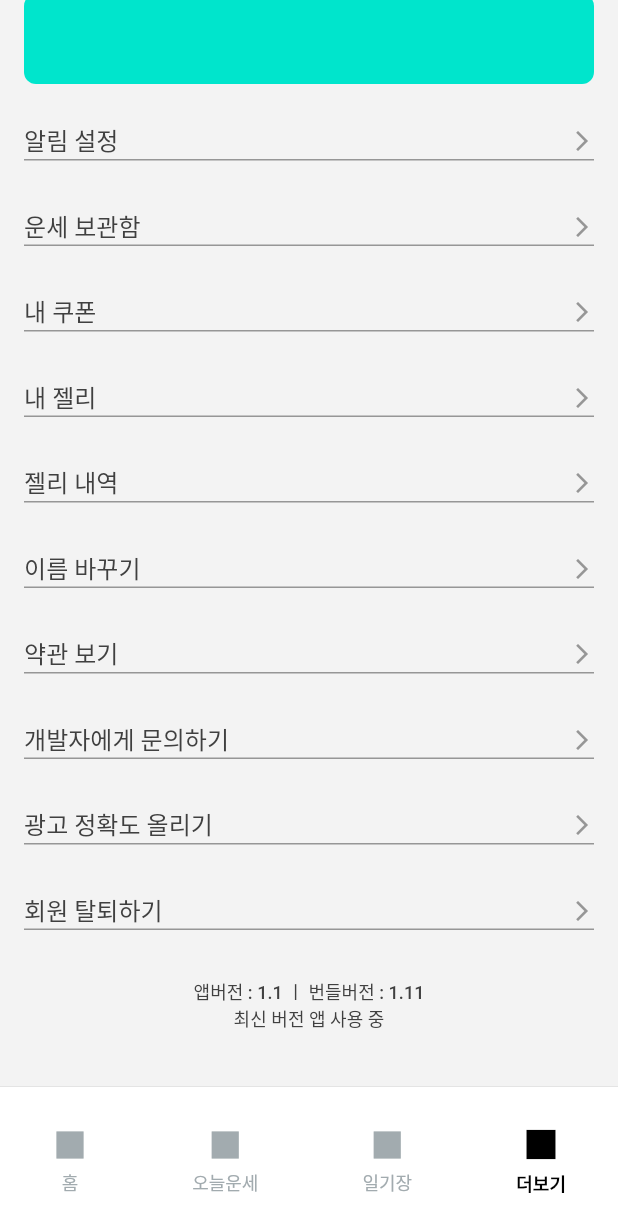
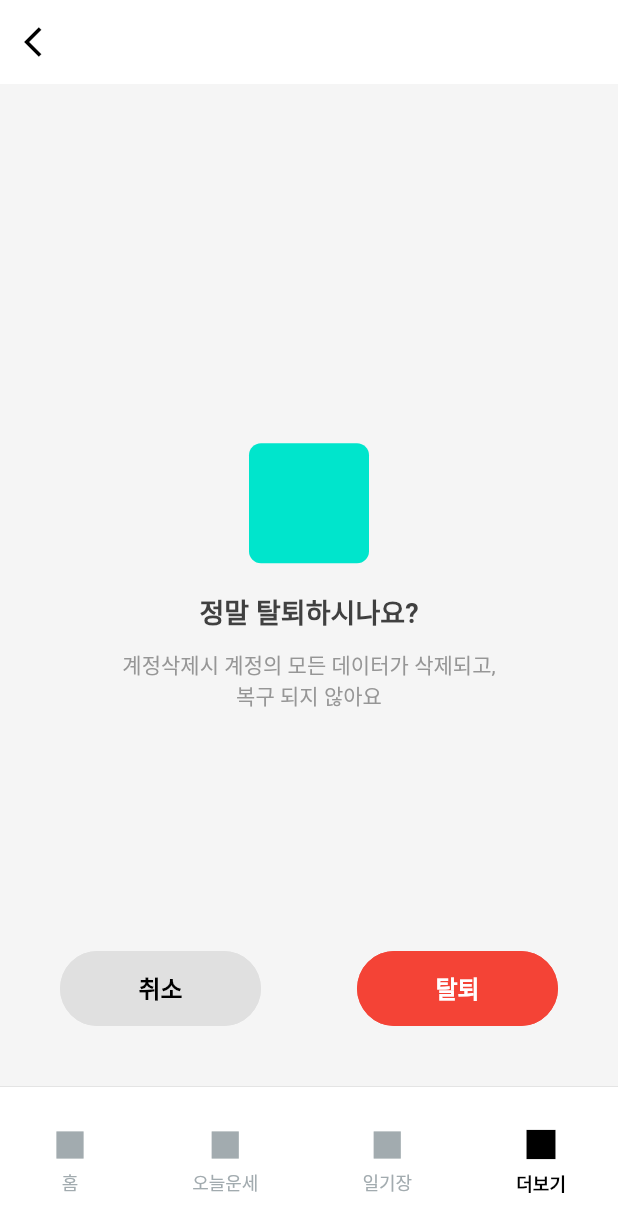
Before and after one commit to KhuongKayyyyy/nexacode_nora, a Flutter app: the screen it shows after launch, item 4 of the bottom bar chosen, scrolled down 289 dp, after a tap on "회원 탈퇴하기", on a phone screen of 412 x 824 dp. Shown: the top 1232 px of the screen. Run offline on Flutter 3.47's test engine with Material 3 defaults, Android fonts, the phone set to English and light mode, and no system bars; our stand-ins replace cached_network_image, carousel_slider, dots_indicator, fluttertoast, get, lottie; Roboto replaces fonts that are missing (Pretendard).

Commit message:
added with delete account page

```diff
--- a/lib/constants/RouteName.dart
+++ b/lib/constants/RouteName.dart
@@ -16,4 +16,5 @@ class RouteName {
   static const moreChangeNamePage = "/moreChangeNamePage";
   static const moreContactDeveloper = "/moreContactDeveloper";
   static const moreSendMessage = "/moreSendMessage";
+  static const moreDeleteAccount = "/moreDeleteAccount";
 }
--- a/lib/navs/more_nav.dart
+++ b/lib/navs/more_nav.dart
@@ -11,6 +11,7 @@ import 'package:nora/screens/more/more_coupon_page.dart';
 import 'package:nora/screens/more/fee/more_fee_history.dart';
 import 'package:nora/screens/more/fee/more_fee_page.dart';
 import 'package:nora/screens/more/fortune/more_fortune_page.dart';
+import 'package:nora/screens/more/more_delete_account.dart';
 import 'package:nora/screens/more/more_landing_page.dart';
 import 'package:nora/screens/more/more_notice_setting_pages.dart';
 import 'package:nora/screens/more/more_personal_information.dart';
@@ -80,6 +81,12 @@ class MoreNav extends StatelessWidget {
             page: () => MoreSendMessage(),
           );
         }
+        if (settings.name == RouteName.moreDeleteAccount) {
+          return GetPageRoute(
+            settings: settings,
+            page: () => MoreDeleteAccount(),
+          );
+        }
         return GetPageRoute(settings: settings, page: () => MoreLandingPage());
       },
     );
--- /dev/null
+++ b/lib/screens/more/more_delete_account.dart
@@ -0,0 +1,83 @@
+import 'package:flutter/material.dart';
+import 'package:nora/components/AppText.dart';
+import 'package:nora/components/AppButton.dart';
+import 'package:nora/constants/ColorConstants.dart';
+import 'package:nora/constants/Constants.dart';
+import 'package:nora/application/utils/extension/extensions.dart';
+
+class MoreDeleteAccount extends StatelessWidget {
+  const MoreDeleteAccount({super.key});
+
+  @override
+  Widget build(BuildContext context) {
+    return Scaffold(
+      appBar: AppBar(
+        backgroundColor: Colors.white,
+        elevation: 0,
+        leading: IconButton(
+          icon: Icon(Icons.arrow_back_ios, color: Colors.black),
+          onPressed: () => Navigator.pop(context),
+        ),
+      ),
+      backgroundColor: Color(0xFFF5F5F5),
+      body: Padding(
+        padding: screenPadding,
+        child: Column(
+          children: [
+            Spacer(),
+            _buildIconSection(),
+            20.y,
+            AppText(
+              text: "정말 탈퇴하시나요?",
+              fontSize: 18,
+              fontWeight: FontWeight.w600,
+            ),
+            10.y,
+            AppText(
+              text: "계정삭제시 계정의 모든 데이터가 삭제되고,\n복구 되지 않아요",
+              fontSize: 14,
+              fontWeight: FontWeight.w400,
+              color: ColorConstants.color96,
+              textAlign: TextAlign.center,
+            ),
+            Spacer(),
+            Row(
+              children: [
+                Expanded(
+                  child: AppButton(
+                    text: "취소",
+                    onTap: () => Navigator.pop(context),
+                    color: Colors.grey[300]!,
+                    textColor: Colors.black,
+                  ),
+                ),
+                16.x,
+                Expanded(
+                  child: AppButton(
+                    text: "탈퇴",
+                    onTap: () {
+                      // Handle account deletion
+                    },
+                    color: Colors.red,
+                  ),
+                ),
+              ],
+            ),
+            20.y,
+          ],
+        ),
+      ),
+    );
+  }
+
+  Widget _buildIconSection() {
+    return Container(
+      width: 80,
+      height: 80,
+      decoration: BoxDecoration(
+        color: Color(0xFF00E5CC),
+        borderRadius: BorderRadius.circular(8),
+      ),
+    );
+  }
+}
--- a/lib/screens/more/more_landing_page.dart
+++ b/lib/screens/more/more_landing_page.dart
@@ -61,7 +61,11 @@ class MoreLandingPage extends StatelessWidget {
                 ),
               ),
               _buildSettingItem(title: "광고 정확도 올리기", onTap: () {}),
-              _buildSettingItem(title: "회원 탈퇴하기", onTap: () {}),
+              _buildSettingItem(
+                title: "회원 탈퇴하기",
+                onTap: () =>
+                    Get.toNamed(RouteName.moreDeleteAccount, id: NavIds.more),
+              ),
               _buildBottomSection(),
             ],
           ),
```
